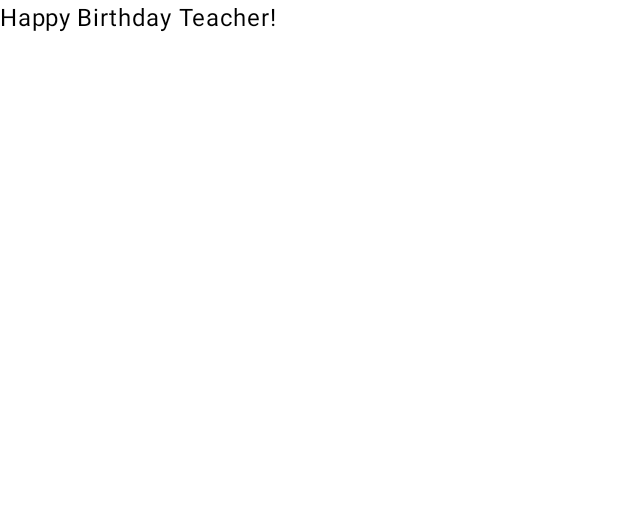
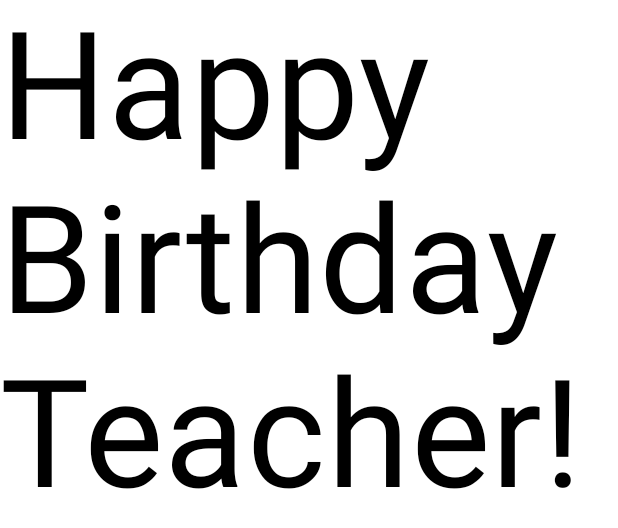
Before and after one commit to Dana-Kaziyeva/Android-projects, an Android app built with Jetpack Compose: the @Preview function GreetingPreview, on a phone screen of 412 x 824 dp. Shown: the top 528 px of the screen. Run offline under Robolectric (Android 15) with nearby library versions, the phone set to English and light mode, and no system bars.

Commit message:
Font size is changed

```diff
--- a/app/src/main/java/com/example/happy_birthday_app/MainActivity.kt
+++ b/app/src/main/java/com/example/happy_birthday_app/MainActivity.kt
@@ -10,6 +10,7 @@ import androidx.compose.material3.Text
 import androidx.compose.runtime.Composable
 import androidx.compose.ui.Modifier
 import androidx.compose.ui.tooling.preview.Preview
+import androidx.compose.ui.unit.sp
 import com.example.happy_birthday_app.ui.theme.Happy_Birthday_appTheme
 
 class MainActivity : ComponentActivity() {
@@ -39,7 +40,9 @@ class MainActivity : ComponentActivity() {
 @Composable
 fun GreetingText(message : String, modifier: Modifier = Modifier){
     Text(
-        text = message
+        text = message,
+        fontSize = 100.sp,
+        lineHeight = 116.sp
     )
 }
 
```
